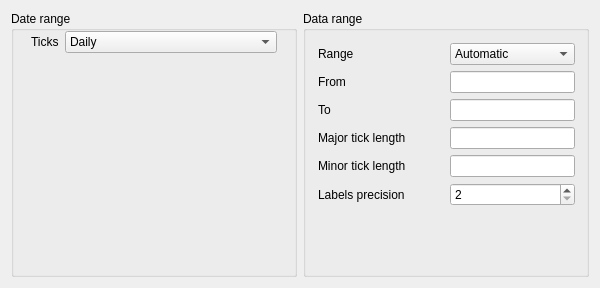
This is kmymoney/plugins/views/reports/reporttabrange.ui in KDE/kmymoney as Qt 5 draws it before an edit. The edited form follows.
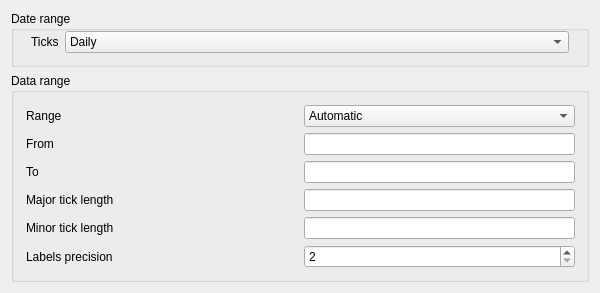
This is the edited form. Custom widgets are drawn as their Qt base class.

Commit message:
In ui file of report general use grid layout
This fixes an issue that the associated widget needs to much width.

In ui file of report row/col query tab use grid layout

In ui file for report chart tab fix grid layout

In ui file for report range use vertical layout

CCBUG:518850

```diff
--- a/kmymoney/plugins/views/reports/reporttabrange.ui
+++ b/kmymoney/plugins/views/reports/reporttabrange.ui
@@ -19,7 +19,7 @@
   <property name="whatsThis">
    <string>&lt;p&gt;On this tab, you configure the chart drawn for this report.&lt;/p&gt;</string>
   </property>
-  <layout class="QHBoxLayout" name="horizontalLayout" stretch="1,1">
+  <layout class="QVBoxLayout" name="verticalLayout" stretch="0,0">
    <item>
     <widget class="QGroupBox" name="dateRangeBox">
      <property name="title">
```
The commit also changes 3 other files.
